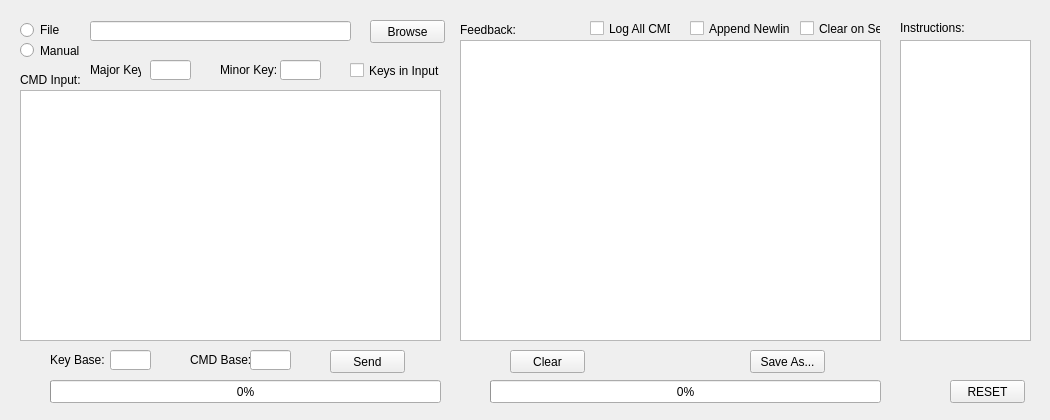
Donn13Darko/uC_Interfacer, file src/user-interfaces/gui-custom-cmd.ui: the form before one commit.
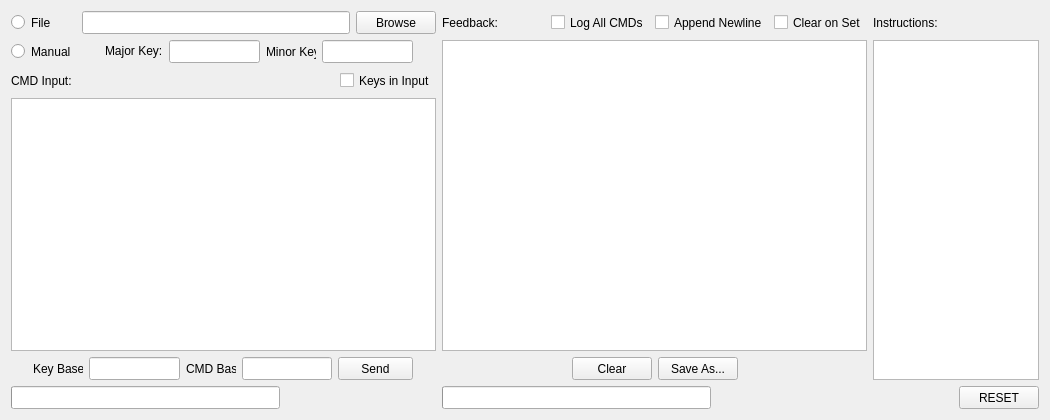
The form after the commit.

What changed in the file:
```diff
--- a/src/user-interfaces/gui-custom-cmd.ui
+++ b/src/user-interfaces/gui-custom-cmd.ui
@@ -16,432 +16,777 @@
     <verstretch>0</verstretch>
    </sizepolicy>
   </property>
+  <property name="minimumSize">
+   <size>
+    <width>1050</width>
+    <height>420</height>
+   </size>
+  </property>
   <property name="windowTitle">
    <string>Form</string>
   </property>
-  <widget class="QLabel" name="CustomCMDMinorKey_Label">
-   <property name="geometry">
-    <rect>
-     <x>220</x>
-     <y>60</y>
-     <width>61</width>
-     <height>20</height>
-    </rect>
-   </property>
-   <property name="text">
-    <string>Minor Key:</string>
-   </property>
-  </widget>
-  <widget class="QLabel" name="CustomCMD_Label">
-   <property name="geometry">
-    <rect>
-     <x>20</x>
-     <y>70</y>
-     <width>61</width>
-     <height>20</height>
-    </rect>
-   </property>
-   <property name="text">
-    <string>CMD Input:</string>
-   </property>
-  </widget>
-  <widget class="QLineEdit" name="CustomCMDMinorKey_LineEdit">
-   <property name="geometry">
-    <rect>
-     <x>280</x>
-     <y>60</y>
-     <width>41</width>
-     <height>20</height>
-    </rect>
-   </property>
-  </widget>
-  <widget class="QLabel" name="CustomCMDBase_Label">
-   <property name="geometry">
-    <rect>
-     <x>190</x>
-     <y>350</y>
-     <width>61</width>
-     <height>20</height>
-    </rect>
-   </property>
-   <property name="text">
-    <string>CMD Base:</string>
-   </property>
-  </widget>
-  <widget class="QLabel" name="Feedback_Label">
-   <property name="geometry">
-    <rect>
-     <x>460</x>
-     <y>20</y>
-     <width>81</width>
-     <height>20</height>
-    </rect>
-   </property>
-   <property name="text">
-    <string>Feedback:</string>
-   </property>
-  </widget>
-  <widget class="QPlainTextEdit" name="CustomCMD_PlainText">
-   <property name="geometry">
-    <rect>
-     <x>20</x>
-     <y>90</y>
-     <width>421</width>
-     <height>251</height>
-    </rect>
-   </property>
-   <property name="readOnly">
-    <bool>false</bool>
-   </property>
-   <property name="plainText">
-    <string/>
-   </property>
-  </widget>
-  <widget class="QPlainTextEdit" name="Feedback_PlainText">
-   <property name="geometry">
-    <rect>
-     <x>460</x>
-     <y>40</y>
-     <width>421</width>
-     <height>301</height>
-    </rect>
-   </property>
-   <property name="undoRedoEnabled">
-    <bool>false</bool>
-   </property>
-   <property name="readOnly">
-    <bool>true</bool>
-   </property>
-   <property name="textInteractionFlags">
-    <set>Qt::LinksAccessibleByMouse|Qt::TextSelectableByMouse</set>
-   </property>
-  </widget>
-  <widget class="QLabel" name="Instructions_Label">
-   <property name="geometry">
-    <rect>
-     <x>900</x>
-     <y>20</y>
-     <width>71</width>
-     <height>16</height>
-    </rect>
-   </property>
-   <property name="text">
-    <string>Instructions:</string>
-   </property>
-  </widget>
-  <widget class="QPlainTextEdit" name="Instructions_PlainText">
-   <property name="geometry">
-    <rect>
-     <x>900</x>
-     <y>40</y>
-     <width>131</width>
-     <height>301</height>
-    </rect>
-   </property>
-   <property name="frameShape">
-    <enum>QFrame::StyledPanel</enum>
-   </property>
-   <property name="frameShadow">
-    <enum>QFrame::Sunken</enum>
-   </property>
-   <property name="undoRedoEnabled">
-    <bool>false</bool>
-   </property>
-   <property name="textInteractionFlags">
-    <set>Qt::LinksAccessibleByMouse|Qt::TextSelectableByMouse</set>
-   </property>
-   <property name="backgroundVisible">
-    <bool>false</bool>
-   </property>
-  </widget>
-  <widget class="QLineEdit" name="CustomCMDFilePath_LineEdit">
-   <property name="geometry">
-    <rect>
-     <x>90</x>
-     <y>21</y>
-     <width>261</width>
-     <height>20</height>
-    </rect>
-   </property>
-  </widget>
-  <widget class="QPushButton" name="CustomCMDBrowseFile_Button">
-   <property name="geometry">
-    <rect>
-     <x>370</x>
-     <y>20</y>
-     <width>75</width>
-     <height>23</height>
-    </rect>
-   </property>
-   <property name="text">
-    <string>Browse</string>
-   </property>
-   <property name="autoDefault">
-    <bool>false</bool>
-   </property>
-  </widget>
-  <widget class="QRadioButton" name="CustomCMDFile_Radio">
-   <property name="geometry">
-    <rect>
-     <x>20</x>
-     <y>20</y>
-     <width>51</width>
-     <height>20</height>
-    </rect>
-   </property>
-   <property name="text">
-    <string>File</string>
-   </property>
-   <attribute name="buttonGroup">
-    <string notr="true">CustomCMD_RadioGroup</string>
-   </attribute>
-  </widget>
-  <widget class="QRadioButton" name="CustomCMDManual_Radio">
-   <property name="geometry">
-    <rect>
-     <x>20</x>
-     <y>40</y>
-     <width>61</width>
-     <height>21</height>
-    </rect>
-   </property>
-   <property name="text">
-    <string>Manual</string>
-   </property>
-   <attribute name="buttonGroup">
-    <string notr="true">CustomCMD_RadioGroup</string>
-   </attribute>
-  </widget>
-  <widget class="QLineEdit" name="CustomCMDBase_LineEdit">
-   <property name="geometry">
-    <rect>
-     <x>250</x>
-     <y>350</y>
-     <width>41</width>
-     <height>20</height>
-    </rect>
-   </property>
-  </widget>
-  <widget class="QLabel" name="CustomCMDMajorKey_Label">
-   <property name="geometry">
-    <rect>
-     <x>90</x>
-     <y>60</y>
-     <width>51</width>
-     <height>20</height>
-    </rect>
-   </property>
-   <property name="text">
-    <string>Major Key:</string>
-   </property>
-  </widget>
-  <widget class="QLineEdit" name="CustomCMDMajorKey_LineEdit">
-   <property name="geometry">
-    <rect>
-     <x>150</x>
-     <y>60</y>
-     <width>41</width>
-     <height>20</height>
-    </rect>
-   </property>
-  </widget>
-  <widget class="QPushButton" name="ResetGUI_Button">
-   <property name="geometry">
-    <rect>
-     <x>950</x>
-     <y>380</y>
-     <width>75</width>
-     <height>23</height>
-    </rect>
-   </property>
-   <property name="text">
-    <string>RESET</string>
-   </property>
-   <property name="autoDefault">
-    <bool>false</bool>
-   </property>
-  </widget>
-  <widget class="QPushButton" name="CustomCMDSend_Button">
-   <property name="geometry">
-    <rect>
-     <x>330</x>
-     <y>350</y>
-     <width>75</width>
-     <height>23</height>
-    </rect>
-   </property>
-   <property name="text">
-    <string>Send</string>
-   </property>
-   <property name="autoDefault">
-    <bool>false</bool>
-   </property>
-  </widget>
-  <widget class="QPushButton" name="FeedbackClear_Button">
-   <property name="geometry">
-    <rect>
-     <x>510</x>
-     <y>350</y>
-     <width>75</width>
-     <height>23</height>
-    </rect>
-   </property>
-   <property name="text">
-    <string>Clear</string>
-   </property>
-   <property name="autoDefault">
-    <bool>false</bool>
-   </property>
-  </widget>
-  <widget class="QPushButton" name="FeedbackSave_Button">
-   <property name="geometry">
-    <rect>
-     <x>750</x>
-     <y>350</y>
-     <width>75</width>
-     <height>23</height>
-    </rect>
-   </property>
-   <property name="text">
-    <string>Save As...</string>
-   </property>
-   <property name="autoDefault">
-    <bool>false</bool>
-   </property>
-  </widget>
-  <widget class="QProgressBar" name="Feedback_ProgressBar">
-   <property name="geometry">
-    <rect>
-     <x>490</x>
-     <y>380</y>
-     <width>391</width>
-     <height>23</height>
-    </rect>
-   </property>
-   <property name="value">
-    <number>0</number>
-   </property>
-  </widget>
-  <widget class="QProgressBar" name="CustomCMD_ProgressBar">
-   <property name="geometry">
-    <rect>
-     <x>50</x>
-     <y>380</y>
-     <width>391</width>
-     <height>23</height>
-    </rect>
-   </property>
-   <property name="value">
-    <number>0</number>
-   </property>
-  </widget>
-  <widget class="QLabel" name="CustomCMDProgress_Label">
-   <property name="geometry">
-    <rect>
-     <x>50</x>
-     <y>380</y>
-     <width>351</width>
-     <height>20</height>
-    </rect>
-   </property>
-   <property name="text">
-    <string/>
-   </property>
-   <property name="alignment">
-    <set>Qt::AlignCenter</set>
-   </property>
-  </widget>
-  <widget class="QLabel" name="FeedbackProgress_Label">
-   <property name="geometry">
-    <rect>
-     <x>490</x>
-     <y>380</y>
-     <width>351</width>
-     <height>20</height>
-    </rect>
-   </property>
-   <property name="text">
-    <string/>
-   </property>
-   <property name="alignment">
-    <set>Qt::AlignCenter</set>
-   </property>
-  </widget>
-  <widget class="QCheckBox" name="FeedbackClearOnSet_CheckBox">
-   <property name="geometry">
-    <rect>
-     <x>800</x>
-     <y>20</y>
-     <width>81</width>
-     <height>17</height>
-    </rect>
-   </property>
-   <property name="text">
-    <string>Clear on Set</string>
-   </property>
-  </widget>
-  <widget class="QCheckBox" name="CustomCMDKeysInInput_CheckBox">
-   <property name="geometry">
-    <rect>
-     <x>350</x>
-     <y>60</y>
-     <width>91</width>
-     <height>21</height>
-    </rect>
-   </property>
-   <property name="text">
-    <string>Keys in Input</string>
-   </property>
-  </widget>
-  <widget class="QCheckBox" name="FeedbackAppendNewline_CheckBox">
-   <property name="geometry">
-    <rect>
-     <x>690</x>
-     <y>20</y>
-     <width>101</width>
-     <height>17</height>
-    </rect>
-   </property>
-   <property name="text">
-    <string>Append Newline</string>
-   </property>
-  </widget>
-  <widget class="QLabel" name="CustomCMDKeyBase_Label">
-   <property name="geometry">
-    <rect>
-     <x>50</x>
-     <y>350</y>
-     <width>61</width>
-     <height>20</height>
-    </rect>
-   </property>
-   <property name="text">
-    <string>Key Base:</string>
-   </property>
-  </widget>
-  <widget class="QLineEdit" name="CustomCMDKeyBase_LineEdit">
-   <property name="geometry">
-    <rect>
-     <x>110</x>
-     <y>350</y>
-     <width>41</width>
-     <height>20</height>
-    </rect>
-   </property>
-  </widget>
-  <widget class="QCheckBox" name="FeedbackLogAllCMDs_CheckBox">
-   <property name="geometry">
-    <rect>
-     <x>590</x>
-     <y>20</y>
-     <width>81</width>
-     <height>17</height>
-    </rect>
-   </property>
-   <property name="text">
-    <string>Log All CMDs</string>
-   </property>
-  </widget>
+  <layout class="QGridLayout" name="gridLayout">
+   <item row="0" column="13">
+    <layout class="QVBoxLayout" name="verticalLayout_4">
+     <property name="sizeConstraint">
+      <enum>QLayout::SetNoConstraint</enum>
+     </property>
+     <item alignment="Qt::AlignLeft">
+      <widget class="QLabel" name="Instructions_Label">
+       <property name="sizePolicy">
+        <sizepolicy hsizetype="Fixed" vsizetype="Fixed">
+         <horstretch>0</horstretch>
+         <verstretch>0</verstretch>
+        </sizepolicy>
+       </property>
+       <property name="minimumSize">
+        <size>
+         <width>75</width>
+         <height>23</height>
+        </size>
+       </property>
+       <property name="text">
+        <string>Instructions:</string>
+       </property>
+      </widget>
+     </item>
+     <item>
+      <widget class="QPlainTextEdit" name="Instructions_PlainText">
+       <property name="sizePolicy">
+        <sizepolicy hsizetype="Fixed" vsizetype="Expanding">
+         <horstretch>0</horstretch>
+         <verstretch>0</verstretch>
+        </sizepolicy>
+       </property>
+       <property name="minimumSize">
+        <size>
+         <width>155</width>
+         <height>300</height>
+        </size>
+       </property>
+       <property name="frameShape">
+        <enum>QFrame::StyledPanel</enum>
+       </property>
+       <property name="frameShadow">
+        <enum>QFrame::Sunken</enum>
+       </property>
+       <property name="undoRedoEnabled">
+        <bool>false</bool>
+       </property>
+       <property name="textInteractionFlags">
+        <set>Qt::LinksAccessibleByMouse|Qt::TextSelectableByMouse</set>
+       </property>
+       <property name="backgroundVisible">
+        <bool>false</bool>
+       </property>
+      </widget>
+     </item>
+    </layout>
+   </item>
+   <item row="0" column="0" rowspan="2" colspan="2">
+    <layout class="QVBoxLayout" name="verticalLayout">
+     <property name="sizeConstraint">
+      <enum>QLayout::SetDefaultConstraint</enum>
+     </property>
+     <item>
+      <layout class="QHBoxLayout" name="horizontalLayout_7">
+       <property name="sizeConstraint">
+        <enum>QLayout::SetDefaultConstraint</enum>
+       </property>
+       <item>
+        <widget class="QRadioButton" name="CustomCMDFile_Radio">
+         <property name="sizePolicy">
+          <sizepolicy hsizetype="Fixed" vsizetype="Fixed">
+           <horstretch>0</horstretch>
+           <verstretch>0</verstretch>
+          </sizepolicy>
+         </property>
+         <property name="minimumSize">
+          <size>
+           <width>65</width>
+           <height>23</height>
+          </size>
+         </property>
+         <property name="text">
+          <string>File</string>
+         </property>
+         <attribute name="buttonGroup">
+          <string notr="true">CustomCMD_RadioGroup</string>
+         </attribute>
+        </widget>
+       </item>
+       <item>
+        <widget class="QLineEdit" name="CustomCMDFilePath_LineEdit">
+         <property name="sizePolicy">
+          <sizepolicy hsizetype="Expanding" vsizetype="Fixed">
+           <horstretch>0</horstretch>
+           <verstretch>0</verstretch>
+          </sizepolicy>
+         </property>
+         <property name="minimumSize">
+          <size>
+           <width>250</width>
+           <height>23</height>
+          </size>
+         </property>
+        </widget>
+       </item>
+       <item>
+        <widget class="QPushButton" name="CustomCMDBrowseFile_Button">
+         <property name="sizePolicy">
+          <sizepolicy hsizetype="Fixed" vsizetype="Fixed">
+           <horstretch>0</horstretch>
+           <verstretch>0</verstretch>
+          </sizepolicy>
+         </property>
+         <property name="minimumSize">
+          <size>
+           <width>75</width>
+           <height>23</height>
+          </size>
+         </property>
+         <property name="text">
+          <string>Browse</string>
+         </property>
+         <property name="autoDefault">
+          <bool>false</bool>
+         </property>
+        </widget>
+       </item>
+      </layout>
+     </item>
+     <item>
+      <layout class="QHBoxLayout" name="horizontalLayout_6">
+       <property name="sizeConstraint">
+        <enum>QLayout::SetNoConstraint</enum>
+       </property>
+       <item>
+        <widget class="QRadioButton" name="CustomCMDManual_Radio">
+         <property name="sizePolicy">
+          <sizepolicy hsizetype="Fixed" vsizetype="Fixed">
+           <horstretch>0</horstretch>
+           <verstretch>0</verstretch>
+          </sizepolicy>
+         </property>
+         <property name="minimumSize">
+          <size>
+           <width>65</width>
+           <height>23</height>
+          </size>
+         </property>
+         <property name="text">
+          <string>Manual</string>
+         </property>
+         <attribute name="buttonGroup">
+          <string notr="true">CustomCMD_RadioGroup</string>
+         </attribute>
+        </widget>
+       </item>
+       <item>
+        <spacer name="horizontalSpacer_3">
+         <property name="orientation">
+          <enum>Qt::Horizontal</enum>
+         </property>
+         <property name="sizeHint" stdset="0">
+          <size>
+           <width>40</width>
+           <height>20</height>
+          </size>
+         </property>
+        </spacer>
+       </item>
+       <item>
+        <widget class="QLabel" name="CustomCMDMajorKey_Label">
+         <property name="sizePolicy">
+          <sizepolicy hsizetype="Fixed" vsizetype="Fixed">
+           <horstretch>0</horstretch>
+           <verstretch>0</verstretch>
+          </sizepolicy>
+         </property>
+         <property name="text">
+          <string>Major Key:</string>
+         </property>
+        </widget>
+       </item>
+       <item>
+        <widget class="QLineEdit" name="CustomCMDMajorKey_LineEdit">
+         <property name="sizePolicy">
+          <sizepolicy hsizetype="Fixed" vsizetype="Fixed">
+           <horstretch>0</horstretch>
+           <verstretch>0</verstretch>
+          </sizepolicy>
+         </property>
+         <property name="minimumSize">
+          <size>
+           <width>40</width>
+           <height>23</height>
+          </size>
+         </property>
+        </widget>
+       </item>
+       <item>
+        <widget class="QLabel" name="CustomCMDMinorKey_Label">
+         <property name="sizePolicy">
+          <sizepolicy hsizetype="Fixed" vsizetype="Fixed">
+           <horstretch>0</horstretch>
+           <verstretch>0</verstretch>
+          </sizepolicy>
+         </property>
+         <property name="minimumSize">
+          <size>
+           <width>50</width>
+           <height>23</height>
+          </size>
+         </property>
+         <property name="text">
+          <string>Minor Key:</string>
+         </property>
+        </widget>
+       </item>
+       <item>
+        <widget class="QLineEdit" name="CustomCMDMinorKey_LineEdit">
+         <property name="sizePolicy">
+          <sizepolicy hsizetype="Fixed" vsizetype="Fixed">
+           <horstretch>0</horstretch>
+           <verstretch>0</verstretch>
+          </sizepolicy>
+         </property>
+         <property name="minimumSize">
+          <size>
+           <width>40</width>
+           <height>23</height>
+          </size>
+         </property>
+        </widget>
+       </item>
+       <item>
+        <spacer name="horizontalSpacer_4">
+         <property name="orientation">
+          <enum>Qt::Horizontal</enum>
+         </property>
+         <property name="sizeHint" stdset="0">
+          <size>
+           <width>40</width>
+           <height>20</height>
+          </size>
+         </property>
+        </spacer>
+       </item>
+      </layout>
+     </item>
+     <item>
+      <layout class="QHBoxLayout" name="horizontalLayout_5">
+       <property name="sizeConstraint">
+        <enum>QLayout::SetNoConstraint</enum>
+       </property>
+       <item>
+        <widget class="QLabel" name="CustomCMD_Label">
+         <property name="sizePolicy">
+          <sizepolicy hsizetype="Fixed" vsizetype="Fixed">
+           <horstretch>0</horstretch>
+           <verstretch>0</verstretch>
+          </sizepolicy>
+         </property>
+         <property name="minimumSize">
+          <size>
+           <width>60</width>
+           <height>23</height>
+          </size>
+         </property>
+         <property name="text">
+          <string>CMD Input:</string>
+         </property>
+        </widget>
+       </item>
+       <item>
+        <spacer name="horizontalSpacer">
+         <property name="orientation">
+          <enum>Qt::Horizontal</enum>
+         </property>
+         <property name="sizeHint" stdset="0">
+          <size>
+           <width>40</width>
+           <height>20</height>
+          </size>
+         </property>
+        </spacer>
+       </item>
+       <item>
+        <widget class="QCheckBox" name="CustomCMDKeysInInput_CheckBox">
+         <property name="sizePolicy">
+          <sizepolicy hsizetype="Fixed" vsizetype="Fixed">
+           <horstretch>0</horstretch>
+           <verstretch>0</verstretch>
+          </sizepolicy>
+         </property>
+         <property name="minimumSize">
+          <size>
+           <width>90</width>
+           <height>23</height>
+          </size>
+         </property>
+         <property name="text">
+          <string>Keys in Input</string>
+         </property>
+        </widget>
+       </item>
+      </layout>
+     </item>
+     <item>
+      <widget class="QPlainTextEdit" name="CustomCMD_PlainText">
+       <property name="minimumSize">
+        <size>
+         <width>425</width>
+         <height>200</height>
+        </size>
+       </property>
+       <property name="readOnly">
+        <bool>false</bool>
+       </property>
+       <property name="plainText">
+        <string/>
+       </property>
+      </widget>
+     </item>
+     <item>
+      <layout class="QHBoxLayout" name="horizontalLayout_8">
+       <property name="sizeConstraint">
+        <enum>QLayout::SetNoConstraint</enum>
+       </property>
+       <item>
+        <spacer name="horizontalSpacer_5">
+         <property name="orientation">
+          <enum>Qt::Horizontal</enum>
+         </property>
+         <property name="sizeHint" stdset="0">
+          <size>
+           <width>40</width>
+           <height>20</height>
+          </size>
+         </property>
+        </spacer>
+       </item>
+       <item>
+        <widget class="QLabel" name="CustomCMDKeyBase_Label">
+         <property name="sizePolicy">
+          <sizepolicy hsizetype="Fixed" vsizetype="Fixed">
+           <horstretch>0</horstretch>
+           <verstretch>0</verstretch>
+          </sizepolicy>
+         </property>
+         <property name="minimumSize">
+          <size>
+           <width>50</width>
+           <height>23</height>
+          </size>
+         </property>
+         <property name="text">
+          <string>Key Base:</string>
+         </property>
+        </widget>
+       </item>
+       <item>
+        <widget class="QLineEdit" name="CustomCMDKeyBase_LineEdit">
+         <property name="sizePolicy">
+          <sizepolicy hsizetype="Fixed" vsizetype="Fixed">
+           <horstretch>0</horstretch>
+           <verstretch>0</verstretch>
+          </sizepolicy>
+         </property>
+         <property name="minimumSize">
+          <size>
+           <width>40</width>
+           <height>23</height>
+          </size>
+         </property>
+        </widget>
+       </item>
+       <item>
+        <widget class="QLabel" name="CustomCMDBase_Label">
+         <property name="sizePolicy">
+          <sizepolicy hsizetype="Fixed" vsizetype="Fixed">
+           <horstretch>0</horstretch>
+           <verstretch>0</verstretch>
+          </sizepolicy>
+         </property>
+         <property name="minimumSize">
+          <size>
+           <width>50</width>
+           <height>23</height>
+          </size>
+         </property>
+         <property name="text">
+          <string>CMD Base:</string>
+         </property>
+        </widget>
+       </item>
+       <item>
+        <widget class="QLineEdit" name="CustomCMDBase_LineEdit">
+         <property name="sizePolicy">
+          <sizepolicy hsizetype="Fixed" vsizetype="Fixed">
+           <horstretch>0</horstretch>
+           <verstretch>0</verstretch>
+          </sizepolicy>
+         </property>
+         <property name="minimumSize">
+          <size>
+           <width>40</width>
+           <height>23</height>
+          </size>
+         </property>
+        </widget>
+       </item>
+       <item>
+        <widget class="QPushButton" name="CustomCMDSend_Button">
+         <property name="sizePolicy">
+          <sizepolicy hsizetype="Fixed" vsizetype="Fixed">
+           <horstretch>0</horstretch>
+           <verstretch>0</verstretch>
+          </sizepolicy>
+         </property>
+         <property name="minimumSize">
+          <size>
+           <width>75</width>
+           <height>23</height>
+          </size>
+         </property>
+         <property name="text">
+          <string>Send</string>
+         </property>
+         <property name="autoDefault">
+          <bool>false</bool>
+         </property>
+        </widget>
+       </item>
+       <item>
+        <spacer name="horizontalSpacer_6">
+         <property name="orientation">
+          <enum>Qt::Horizontal</enum>
+         </property>
+         <property name="sizeHint" stdset="0">
+          <size>
+           <width>40</width>
+           <height>20</height>
+          </size>
+         </property>
+        </spacer>
+       </item>
+      </layout>
+     </item>
+     <item>
+      <layout class="QHBoxLayout" name="horizontalLayout_4">
+       <property name="sizeConstraint">
+        <enum>QLayout::SetNoConstraint</enum>
+       </property>
+       <item>
+        <widget class="QProgressBar" name="CustomCMD_ProgressBar">
+         <property name="minimumSize">
+          <size>
+           <width>200</width>
+           <height>23</height>
+          </size>
+         </property>
+         <property name="value">
+          <number>0</number>
+         </property>
+         <property name="textVisible">
+          <bool>false</bool>
+         </property>
+        </widget>
+       </item>
+       <item>
+        <widget class="QLabel" name="CustomCMDProgress_Label">
+         <property name="sizePolicy">
+          <sizepolicy hsizetype="Fixed" vsizetype="Fixed">
+           <horstretch>0</horstretch>
+           <verstretch>0</verstretch>
+          </sizepolicy>
+         </property>
+         <property name="minimumSize">
+          <size>
+           <width>150</width>
+           <height>23</height>
+          </size>
+         </property>
+         <property name="text">
+          <string/>
+         </property>
+         <property name="alignment">
+          <set>Qt::AlignRight|Qt::AlignTrailing|Qt::AlignVCenter</set>
+         </property>
+        </widget>
+       </item>
+      </layout>
+     </item>
+    </layout>
+   </item>
+   <item row="1" column="13" alignment="Qt::AlignRight">
+    <widget class="QPushButton" name="ResetGUI_Button">
+     <property name="sizePolicy">
+      <sizepolicy hsizetype="Fixed" vsizetype="Fixed">
+       <horstretch>0</horstretch>
+       <verstretch>0</verstretch>
+      </sizepolicy>
+     </property>
+     <property name="minimumSize">
+      <size>
+       <width>75</width>
+       <height>23</height>
+      </size>
+     </property>
+     <property name="text">
+      <string>RESET</string>
+     </property>
+     <property name="autoDefault">
+      <bool>false</bool>
+     </property>
+    </widget>
+   </item>
+   <item row="0" column="3" rowspan="2">
+    <layout class="QVBoxLayout" name="FeedbackVLayout">
+     <property name="sizeConstraint">
+      <enum>QLayout::SetNoConstraint</enum>
+     </property>
+     <item>
+      <layout class="QHBoxLayout" name="horizontalLayout_9">
+       <property name="sizeConstraint">
+        <enum>QLayout::SetNoConstraint</enum>
+       </property>
+       <item>
+        <widget class="QLabel" name="Feedback_Label">
+         <property name="sizePolicy">
+          <sizepolicy hsizetype="Fixed" vsizetype="Fixed">
+           <horstretch>0</horstretch>
+           <verstretch>0</verstretch>
+          </sizepolicy>
+         </property>
+         <property name="minimumSize">
+          <size>
+           <width>40</width>
+           <height>23</height>
+          </size>
+         </property>
+         <property name="text">
+          <string>Feedback:</string>
+         </property>
+        </widget>
+       </item>
+       <item>
+        <spacer name="FeedbackOptionsSpacer">
+         <property name="orientation">
+          <enum>Qt::Horizontal</enum>
+         </property>
+         <property name="sizeHint" stdset="0">
+          <size>
+           <width>40</width>
+           <height>20</height>
+          </size>
+         </property>
+        </spacer>
+       </item>
+       <item>
+        <widget class="QCheckBox" name="FeedbackLogAllCMDs_CheckBox">
+         <property name="sizePolicy">
+          <sizepolicy hsizetype="Fixed" vsizetype="Fixed">
+           <horstretch>0</horstretch>
+           <verstretch>0</verstretch>
+          </sizepolicy>
+         </property>
+         <property name="minimumSize">
+          <size>
+           <width>80</width>
+           <height>23</height>
+          </size>
+         </property>
+         <property name="text">
+          <string>Log All CMDs</string>
+         </property>
+        </widget>
+       </item>
+       <item>
+        <widget class="QCheckBox" name="FeedbackAppendNewline_CheckBox">
+         <property name="sizePolicy">
+          <sizepolicy hsizetype="Fixed" vsizetype="Fixed">
+           <horstretch>0</horstretch>
+           <verstretch>0</verstretch>
+          </sizepolicy>
+         </property>
+         <property name="minimumSize">
+          <size>
+           <width>100</width>
+           <height>23</height>
+          </size>
+         </property>
+         <property name="text">
+          <string>Append Newline</string>
+         </property>
+        </widget>
+       </item>
+       <item>
+        <widget class="QCheckBox" name="FeedbackClearOnSet_CheckBox">
+         <property name="sizePolicy">
+          <sizepolicy hsizetype="Fixed" vsizetype="Fixed">
+           <horstretch>0</horstretch>
+           <verstretch>0</verstretch>
+          </sizepolicy>
+         </property>
+         <property name="minimumSize">
+          <size>
+           <width>80</width>
+           <height>23</height>
+          </size>
+         </property>
+         <property name="text">
+          <string>Clear on Set</string>
+         </property>
+        </widget>
+       </item>
+      </layout>
+     </item>
+     <item>
+      <widget class="QPlainTextEdit" name="Feedback_PlainText">
+       <property name="minimumSize">
+        <size>
+         <width>425</width>
+         <height>300</height>
+        </size>
+       </property>
+       <property name="undoRedoEnabled">
+        <bool>false</bool>
+       </property>
+       <property name="readOnly">
+        <bool>true</bool>
+       </property>
+       <property name="textInteractionFlags">
+        <set>Qt::LinksAccessibleByMouse|Qt::TextSelectableByMouse</set>
+       </property>
+      </widget>
+     </item>
+     <item>
+      <layout class="QHBoxLayout" name="horizontalLayout_3">
+       <property name="sizeConstraint">
+        <enum>QLayout::SetNoConstraint</enum>
+       </property>
+       <item>
+        <spacer name="horizontalSpacer_7">
+         <property name="orientation">
+          <enum>Qt::Horizontal</enum>
+         </property>
+         <property name="sizeHint" stdset="0">
+          <size>
+           <width>40</width>
+           <height>20</height>
+          </size>
+         </property>
+        </spacer>
+       </item>
+       <item>
+        <widget class="QPushButton" name="FeedbackClear_Button">
+         <property name="sizePolicy">
+          <sizepolicy hsizetype="Fixed" vsizetype="Fixed">
+           <horstretch>0</horstretch>
+           <verstretch>0</verstretch>
+          </sizepolicy>
+         </property>
+         <property name="minimumSize">
+          <size>
+           <width>75</width>
+           <height>23</height>
+          </size>
+         </property>
+         <property name="text">
+          <string>Clear</string>
+         </property>
+         <property name="autoDefault">
+          <bool>false</bool>
+         </property>
+        </widget>
+       </item>
+       <item>
+        <widget class="QPushButton" name="FeedbackSave_Button">
+         <property name="sizePolicy">
+          <sizepolicy hsizetype="Fixed" vsizetype="Fixed">
+           <horstretch>0</horstretch>
+           <verstretch>0</verstretch>
+          </sizepolicy>
+         </property>
+         <property name="minimumSize">
+          <size>
+           <width>75</width>
+           <height>23</height>
+          </size>
+         </property>
+         <property name="text">
+          <string>Save As...</string>
+         </property>
+         <property name="autoDefault">
+          <bool>false</bool>
+         </property>
+        </widget>
+       </item>
+       <item>
+        <spacer name="horizontalSpacer_8">
+         <property name="orientation">
+          <enum>Qt::Horizontal</enum>
+         </property>
+         <property name="sizeHint" stdset="0">
+          <size>
+           <width>40</width>
+           <height>20</height>
+          </size>
+         </property>
+        </spacer>
+       </item>
+      </layout>
+     </item>
+     <item>
+      <layout class="QHBoxLayout" name="horizontalLayout_2">
+       <property name="sizeConstraint">
+        <enum>QLayout::SetNoConstraint</enum>
+       </property>
+       <item>
+        <widget class="QProgressBar" name="Feedback_ProgressBar">
+         <property name="minimumSize">
+          <size>
+           <width>200</width>
+           <height>23</height>
+          </size>
+         </property>
+         <property name="value">
+          <number>0</number>
+         </property>
+         <property name="textVisible">
+          <bool>false</bool>
+         </property>
+        </widget>
+       </item>
+       <item>
+        <widget class="QLabel" name="FeedbackProgress_Label">
+         <property name="sizePolicy">
+          <sizepolicy hsizetype="Fixed" vsizetype="Fixed">
+           <horstretch>0</horstretch>
+           <verstretch>0</verstretch>
+          </sizepolicy>
+         </property>
+         <property name="minimumSize">
+          <size>
+           <width>150</width>
+           <height>23</height>
+          </size>
+         </property>
+         <property name="text">
+          <string/>
+         </property>
+         <property name="alignment">
+          <set>Qt::AlignRight|Qt::AlignTrailing|Qt::AlignVCenter</set>
+         </property>
+        </widget>
+       </item>
+      </layout>
+     </item>
+    </layout>
+   </item>
+  </layout>
  </widget>
  <resources/>
  <connections/>
```
